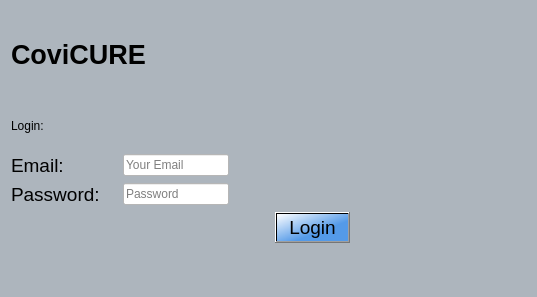
The window that Forms/login.ui (ayush-regmi/CoviCURE) describes before a commit, drawn with Qt 5.
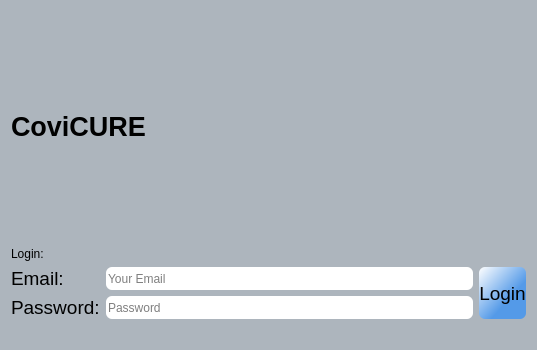
The same window after the commit.

```diff
--- a/Forms/login.ui
+++ b/Forms/login.ui
@@ -7,7 +7,7 @@
     <x>0</x>
     <y>0</y>
     <width>537</width>
-    <height>297</height>
+    <height>350</height>
    </rect>
   </property>
   <property name="windowTitle">
@@ -16,11 +16,62 @@
   <property name="styleSheet">
    <string notr="true">background-color: rgb(173, 181, 189);</string>
   </property>
-  <layout class="QGridLayout" name="gridLayout_4" rowstretch="2,1,5,1" columnstretch="4,2">
+  <layout class="QGridLayout" name="gridLayout_4" rowstretch="2,0,0,0,0" columnstretch="4,0">
+   <item row="4" column="0">
+    <spacer name="verticalSpacer_2">
+     <property name="orientation">
+      <enum>Qt::Vertical</enum>
+     </property>
+     <property name="sizeType">
+      <enum>QSizePolicy::Preferred</enum>
+     </property>
+     <property name="sizeHint" stdset="0">
+      <size>
+       <width>20</width>
+       <height>20</height>
+      </size>
+     </property>
+    </spacer>
+   </item>
+   <item row="2" column="1">
+    <layout class="QHBoxLayout" name="horizontalLayout">
+     <item>
+      <widget class="QPushButton" name="pushButton_login">
+       <property name="sizePolicy">
+        <sizepolicy hsizetype="MinimumExpanding" vsizetype="Preferred">
+         <horstretch>0</horstretch>
+         <verstretch>0</verstretch>
+        </sizepolicy>
+       </property>
+       <property name="font">
+        <font>
+         <pointsize>14</pointsize>
+         <italic>false</italic>
+         <bold>false</bold>
+        </font>
+       </property>
+       <property name="styleSheet">
+        <string notr="true">background-color: qlineargradient(spread:reflect, x1:0, y1:0, x2:1, y2:1, stop:0 rgba(255, 255, 255, 255), stop:0.629213 rgba(84, 154, 232, 255));
+font: 14pt &quot;Arial Rounded MT Bold&quot;;
+border-radius: 6px;</string>
+       </property>
+       <property name="text">
+        <string>Login</string>
+       </property>
+      </widget>
+     </item>
+    </layout>
+   </item>
    <item row="2" column="0">
-    <layout class="QGridLayout" name="gridLayout" columnstretch="5,5,0,1">
+    <layout class="QGridLayout" name="gridLayout" columnstretch="5,0">
      <item row="1" column="1">
       <widget class="QLineEdit" name="lineEdit_password">
+       <property name="sizePolicy">
+        <sizepolicy hsizetype="Expanding" vsizetype="Preferred">
+         <horstretch>0</horstretch>
+         <verstretch>0</verstretch>
+        </sizepolicy>
+       </property>
        <property name="font">
         <font>
          <pointsize>9</pointsize>
@@ -28,34 +79,18 @@
         </font>
        </property>
        <property name="styleSheet">
-        <string notr="true">background-color: #fff</string>
+        <string notr="true">background-color: #fff;
+border-radius: 6px;</string>
        </property>
        <property name="placeholderText">
         <string>Password</string>
        </property>
       </widget>
      </item>
-     <item row="1" column="0">
-      <widget class="QLabel" name="label_12">
-       <property name="font">
-        <font>
-         <pointsize>14</pointsize>
-         <italic>false</italic>
-         <bold>false</bold>
-        </font>
-       </property>
-       <property name="styleSheet">
-        <string notr="true">font: 14pt &quot;Arial Rounded MT Bold&quot;;</string>
-       </property>
-       <property name="text">
-        <string>Password:</string>
-       </property>
-      </widget>
-     </item>
-     <item row="2" column="3">
-      <widget class="QPushButton" name="pushButton_login">
+     <item row="0" column="0">
+      <widget class="QLabel" name="label_11">
        <property name="sizePolicy">
-        <sizepolicy hsizetype="Expanding" vsizetype="Fixed">
+        <sizepolicy hsizetype="Fixed" vsizetype="Preferred">
          <horstretch>0</horstretch>
          <verstretch>0</verstretch>
         </sizepolicy>
@@ -68,11 +103,10 @@
         </font>
        </property>
        <property name="styleSheet">
-        <string notr="true">background-color: qlineargradient(spread:reflect, x1:0, y1:0, x2:1, y2:1, stop:0 rgba(255, 255, 255, 255), stop:0.629213 rgba(84, 154, 232, 255));
-font: 14pt &quot;Arial Rounded MT Bold&quot;;</string>
+        <string notr="true">font: 14pt &quot;Arial Rounded MT Bold&quot;;</string>
        </property>
        <property name="text">
-        <string>Login</string>
+        <string>Email:</string>
        </property>
       </widget>
      </item>
@@ -81,6 +115,12 @@
        <property name="enabled">
         <bool>true</bool>
        </property>
+       <property name="sizePolicy">
+        <sizepolicy hsizetype="Expanding" vsizetype="Preferred">
+         <horstretch>0</horstretch>
+         <verstretch>0</verstretch>
+        </sizepolicy>
+       </property>
        <property name="font">
         <font>
          <pointsize>9</pointsize>
@@ -88,15 +128,22 @@
         </font>
        </property>
        <property name="styleSheet">
-        <string notr="true">background-color: #fff</string>
+        <string notr="true">background-color: #fff;
+border-radius: 6px;</string>
        </property>
        <property name="placeholderText">
         <string>Your Email</string>
        </property>
       </widget>
      </item>
-     <item row="0" column="0">
-      <widget class="QLabel" name="label_11">
+     <item row="1" column="0">
+      <widget class="QLabel" name="label_12">
+       <property name="sizePolicy">
+        <sizepolicy hsizetype="Fixed" vsizetype="Preferred">
+         <horstretch>0</horstretch>
+         <verstretch>0</verstretch>
+        </sizepolicy>
+       </property>
        <property name="font">
         <font>
          <pointsize>14</pointsize>
@@ -108,67 +155,14 @@
         <string notr="true">font: 14pt &quot;Arial Rounded MT Bold&quot;;</string>
        </property>
        <property name="text">
-        <string>Email:</string>
-       </property>
-      </widget>
-     </item>
-     <item row="2" column="2">
-      <spacer name="horizontalSpacer">
-       <property name="orientation">
-        <enum>Qt::Horizontal</enum>
-       </property>
-       <property name="sizeHint" stdset="0">
-        <size>
-         <width>40</width>
-         <height>20</height>
-        </size>
-       </property>
-      </spacer>
-     </item>
-     <item row="1" column="2">
-      <spacer name="horizontalSpacer_2">
-       <property name="orientation">
-        <enum>Qt::Horizontal</enum>
-       </property>
-       <property name="sizeHint" stdset="0">
-        <size>
-         <width>40</width>
-         <height>20</height>
-        </size>
-       </property>
-      </spacer>
-     </item>
-     <item row="0" column="2">
-      <spacer name="horizontalSpacer_3">
-       <property name="orientation">
-        <enum>Qt::Horizontal</enum>
-       </property>
-       <property name="sizeHint" stdset="0">
-        <size>
-         <width>40</width>
-         <height>20</height>
-        </size>
-       </property>
-      </spacer>
-     </item>
-    </layout>
-   </item>
-   <item row="1" column="0">
-    <layout class="QGridLayout" name="gridLayout_2">
-     <item row="0" column="1">
-      <widget class="QLabel" name="label_2">
-       <property name="styleSheet">
-        <string notr="true">font: 18pt &quot;Arial Rounded MT Bold&quot;;</string>
-       </property>
-       <property name="text">
-        <string>Login:</string>
+        <string>Password:</string>
        </property>
       </widget>
      </item>
     </layout>
    </item>
    <item row="0" column="0">
-    <layout class="QGridLayout" name="gridLayout_3" columnstretch="5">
+    <layout class="QGridLayout" name="gridLayout_3" columnstretch="0">
      <item row="0" column="0">
       <widget class="QLabel" name="label">
        <property name="sizePolicy">
@@ -197,23 +191,21 @@
      </item>
     </layout>
    </item>
-   <item row="3" column="0">
-    <spacer name="verticalSpacer_2">
-     <property name="orientation">
-      <enum>Qt::Vertical</enum>
-     </property>
-     <property name="sizeType">
-      <enum>QSizePolicy::Preferred</enum>
-     </property>
-     <property name="sizeHint" stdset="0">
-      <size>
-       <width>20</width>
-       <height>20</height>
-      </size>
-     </property>
-    </spacer>
+   <item row="1" column="0">
+    <layout class="QGridLayout" name="gridLayout_2">
+     <item row="0" column="1">
+      <widget class="QLabel" name="label_2">
+       <property name="styleSheet">
+        <string notr="true">font: 18pt &quot;Arial Rounded MT Bold&quot;;</string>
+       </property>
+       <property name="text">
+        <string>Login:</string>
+       </property>
+      </widget>
+     </item>
+    </layout>
    </item>
-   <item row="0" column="1" rowspan="3">
+   <item row="0" column="1">
     <widget class="QLabel" name="label_3">
      <property name="text">
       <string/>
```
